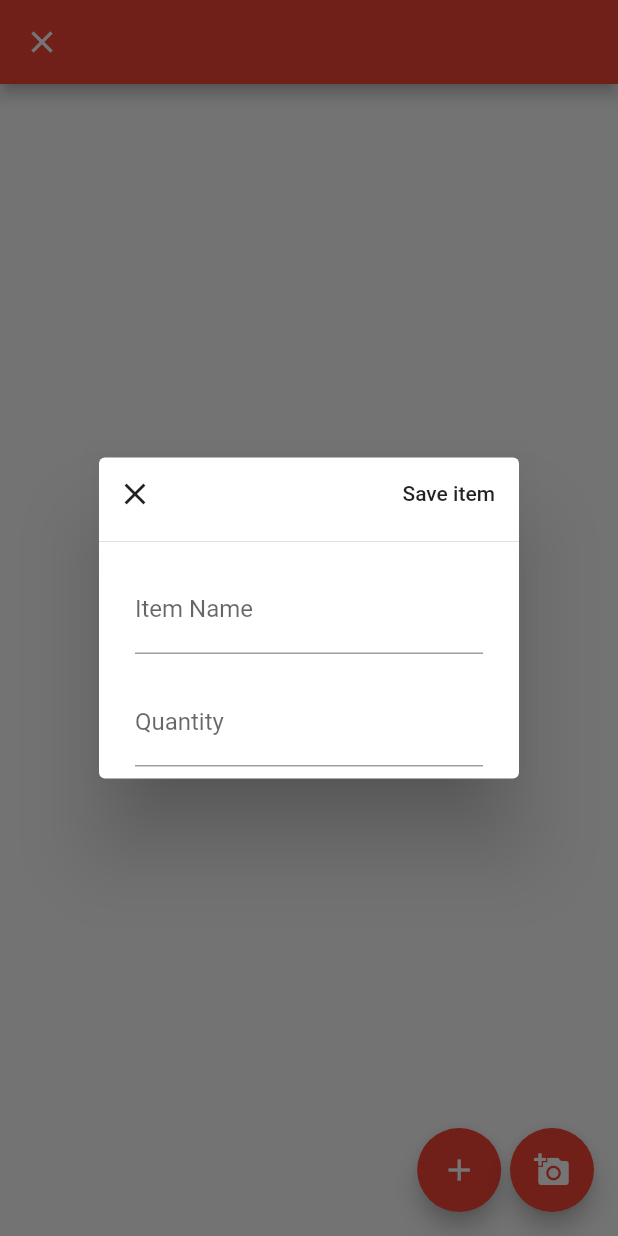
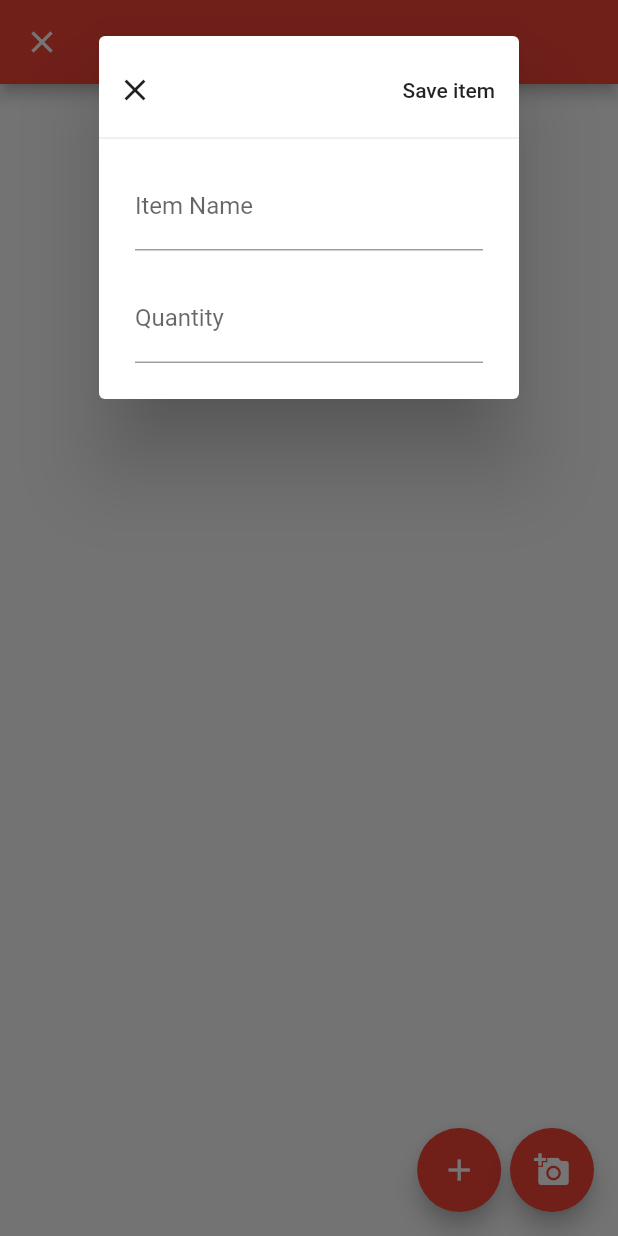
Before and after one commit to marcionascimentonb/easylist, a Flutter app: the ListDetailScreen screen opened directly with empty values, after a tap on the "add" icon, on a phone screen of 412 x 824 dp. Run offline on Flutter 3.47's test engine with Material 2 defaults, Android fonts, the phone set to English and light mode, and no system bars; our stand-ins replace camera, rxdart, sqflite; accounts and stored records are empty.

Commit message:
bug fixed buttons over list items

```diff
--- a/lib/UI/list_detail_screen.dart
+++ b/lib/UI/list_detail_screen.dart
@@ -31,6 +31,8 @@ class _ListDetailScreenState extends State<ListDetailScreen> {
   final GlobalKey<ScaffoldState> _scaffoldKey = new GlobalKey<ScaffoldState>();
   final ElistItemStatus _eListItemStatus = ElistItemStatus();
 
+  FocusNode focusNode;
+
   @override
   void initState() {
     super.initState();
@@ -40,6 +42,8 @@ class _ListDetailScreenState extends State<ListDetailScreen> {
       /// The timer here is to excute async _editListItemScreen
       Timer.run(() => _editListItemScreen(context, widget.currentItem));
     }
+
+    focusNode = FocusNode();
   }
 
   @override
@@ -122,6 +126,7 @@ class _ListDetailScreenState extends State<ListDetailScreen> {
           return ListView.separated(
             itemCount: snapshot.data.length,
             separatorBuilder: (context, index) => Divider(),
+            padding: EdgeInsets.only(bottom:100.0),
             itemBuilder: (context, index) {
               /// Iniatializing eListItem values
               /// TODO: Change to a funtion
@@ -175,7 +180,8 @@ class _ListDetailScreenState extends State<ListDetailScreen> {
                             return _item.imagePath != null
                                 ? DisplayPictureScreen(dataObject: _item)
                                 : TakePictureScreen(
-                                  camera: camera, dataObject: _item);},
+                                    camera: camera, dataObject: _item);
+                          },
                         ),
                       );
                     },
@@ -202,10 +208,11 @@ class _ListDetailScreenState extends State<ListDetailScreen> {
           TextEditingController quantityController = TextEditingController();
 
           nameController.text = eListItem.id == null ? "" : eListItem.name;
-          quantityController.text = eListItem.id == null ? "" : eListItem.quantity;
+          quantityController.text =
+              eListItem.id == null ? "" : eListItem.quantity;
 
-          return SimpleDialog(
-            contentPadding: EdgeInsets.all(0.0),
+          return SingleChildScrollView(
+            child: SimpleDialog(
               children: <Widget>[
                 SimpleDialogOption(
                   padding: EdgeInsets.all(0.0),
@@ -228,12 +235,14 @@ class _ListDetailScreenState extends State<ListDetailScreen> {
                         onPressed: () {
                           eListItem.name = nameController.text;
                           eListItem.quantity = quantityController.text;
+
                           /// add to a bloc sink
                           ///
                           eListBloc.eListItemSink.add(
                               eListItem.setOperation(eListItem.OPERATION_SAVE));
                           nameController.text = "";
-                        quantityController.text="";
+                          quantityController.text = "";
+                          focusNode.requestFocus();
                         },
                       ),
                     ],
@@ -245,6 +254,7 @@ class _ListDetailScreenState extends State<ListDetailScreen> {
                 ),
                 SimpleDialogOption(
                   child: TextField(
+                    focusNode: focusNode,
                     controller: nameController,
                     decoration: InputDecoration(
                       border: UnderlineInputBorder(),
@@ -262,7 +272,15 @@ class _ListDetailScreenState extends State<ListDetailScreen> {
                   ),
                 ),
               ],
+            ),
           );
         });
   }
+
+  @override
+  void dispose() {
+    // TODO: implement dispose
+    super.dispose();
+    focusNode.dispose();
   }
+}
--- a/pubspec.yaml
+++ b/pubspec.yaml
@@ -15,7 +15,7 @@ publish_to: 'none' # Remove this line if you wish to publish to pub.dev
 # In iOS, build-name is used as CFBundleShortVersionString while build-number used as CFBundleVersion.
 # Read more about iOS versioning at
 # https://developer.apple.com/library/archive/documentation/General/Reference/InfoPlistKeyReference/Articles/CoreFoundationKeys.html
-version: 1.0.0+2
+version: 1.0.0+3
 
 environment:
   sdk: ">=2.7.0 <3.0.0"
```
Also changed, not shown: lib/UI/list_screen.dart (+8 -0 lines), ._feature-graphic.png (added), 19 other files. Lines whose indentation alone changed are shown as unchanged.
